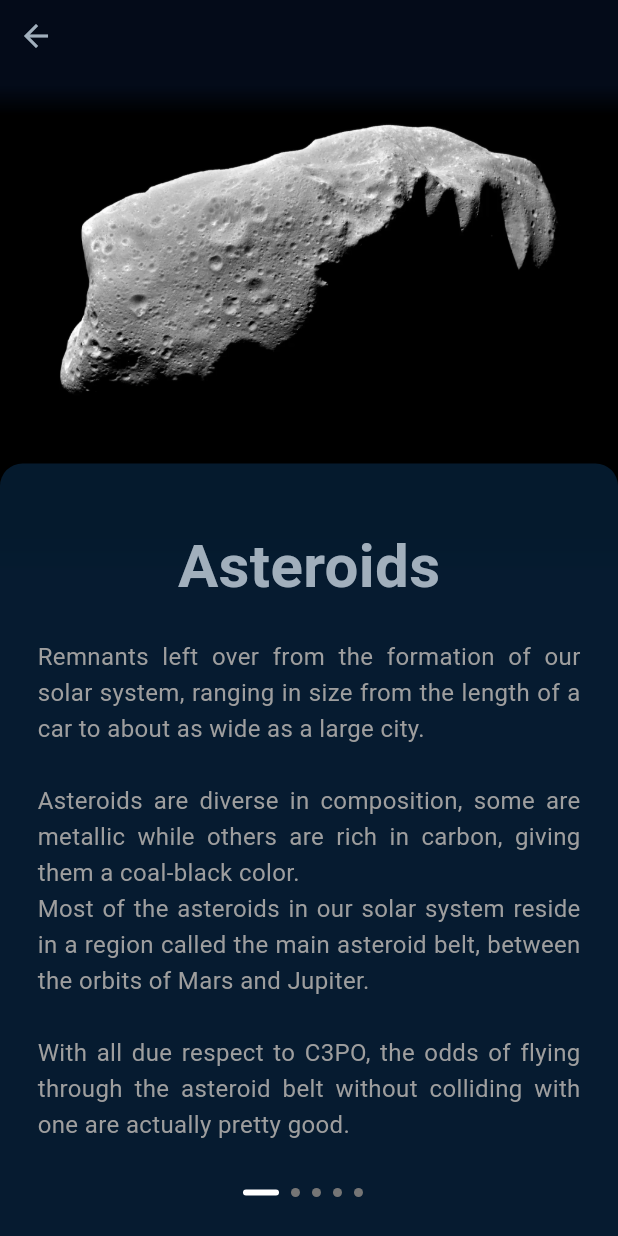
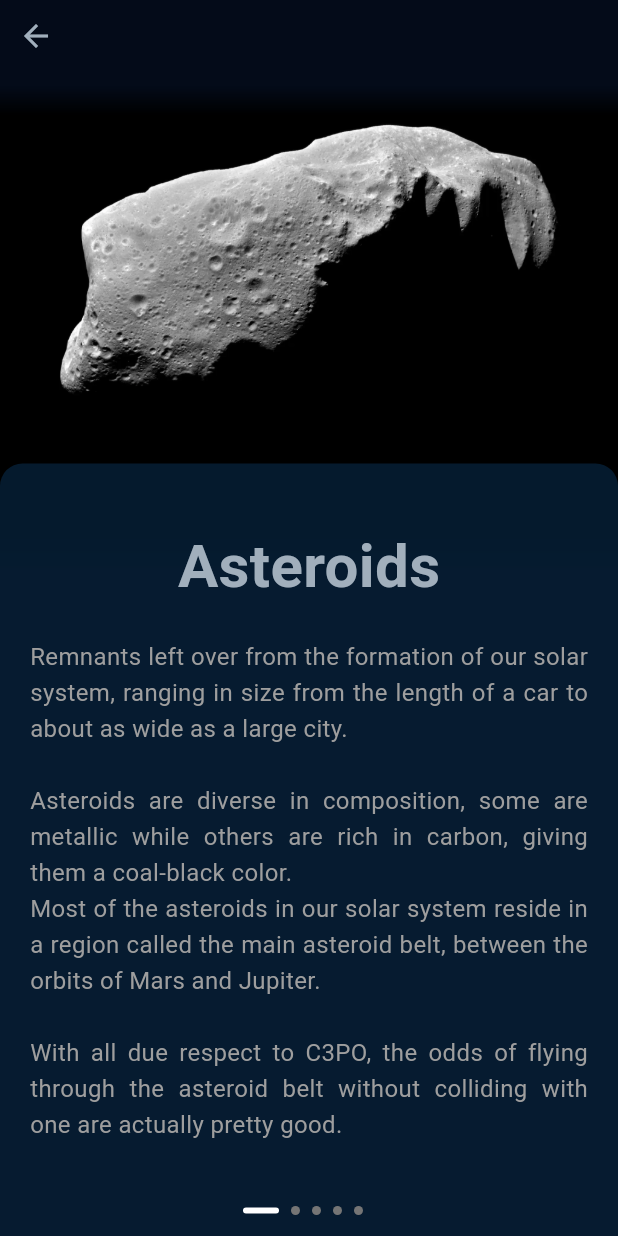
Before and after one commit to softdrawss/MobileProject, a Flutter app: the SpaceRocksScreen screen opened by its route, on a phone screen of 412 x 824 dp. Run offline on Flutter 3.47's test engine with Material 3 defaults, Android fonts, the phone set to English and light mode, and no system bars; our stand-ins replace google_fonts, youtube_player_iframe.

Commit message:
Implemented scrolling bar on SpaceRocks screen

```diff
--- a/lib/screens/space_rocks_screen.dart
+++ b/lib/screens/space_rocks_screen.dart
@@ -99,7 +99,7 @@ class _SpaceRocksScreenState extends State<SpaceRocksScreen> {
             }
           ),
           Positioned(
-            top: MediaQuery.of(context).size.height - 32,
+            top: MediaQuery.of(context).size.height - 20,
             right: 0,
             left: 0,
             child: Column(
@@ -142,13 +142,13 @@ class _SpaceRocksScreenState extends State<SpaceRocksScreen> {
 
 class SpaceRockWidget extends StatelessWidget {
   const SpaceRockWidget({
-    super.key,
+    Key? key,
     required this.image,
     required this.title,
     required this.description,
     required this.onTab,
-    required this.index
-  });
+    required this.index,
+  }) : super(key: key);
 
   final String image;
   final String title;
@@ -169,7 +169,7 @@ class SpaceRockWidget extends StatelessWidget {
               child: ImageGradientFade(
                 imagePath: image,
                 gradientStops: const [0.0, 0.1, 0.94, 1.0],
-                ),
+              ),
             ),
           ),
           Positioned(
@@ -183,18 +183,29 @@ class SpaceRockWidget extends StatelessWidget {
                 borderRadius: BorderRadius.only(
                   topLeft: Radius.circular(15),
                   topRight: Radius.circular(15),
-                )
+                ),
               ),
-              child: Padding(
-                padding: const EdgeInsets.symmetric(horizontal: 25),
-                child: Column(
-                  children: [
-                    const SizedBox(height: 40,),
-                    Text(title, style: const TextStyle(fontSize: 40, fontWeight: FontWeight.bold)),
-                    const SizedBox(height: 20,),
-                    Text(description, style: const TextStyle(fontSize: 16, height: 1.5, color: Colors.grey), textAlign: TextAlign.justify,)
-                  ],
-                ),
+              child: Column(
+                children: [
+                  const SizedBox(height: 40),
+                  Text(title, style: const TextStyle(fontSize: 40, fontWeight: FontWeight.bold)),
+                  const SizedBox(height: 20),
+                  Expanded(
+                    child: SingleChildScrollView(
+                      padding: EdgeInsets.only(left: 20.0, right: 20.0),
+                      child: Text(
+                        description,
+                        style: const TextStyle(
+                          fontSize: 16,
+                          height: 1.5,
+                          color: Colors.grey,
+                        ),
+                        textAlign: TextAlign.justify,
+                      ),
+                    ),
+                  ),
+                  const SizedBox(height: 32),
+                ],
               ),
             ),
           ),
```
